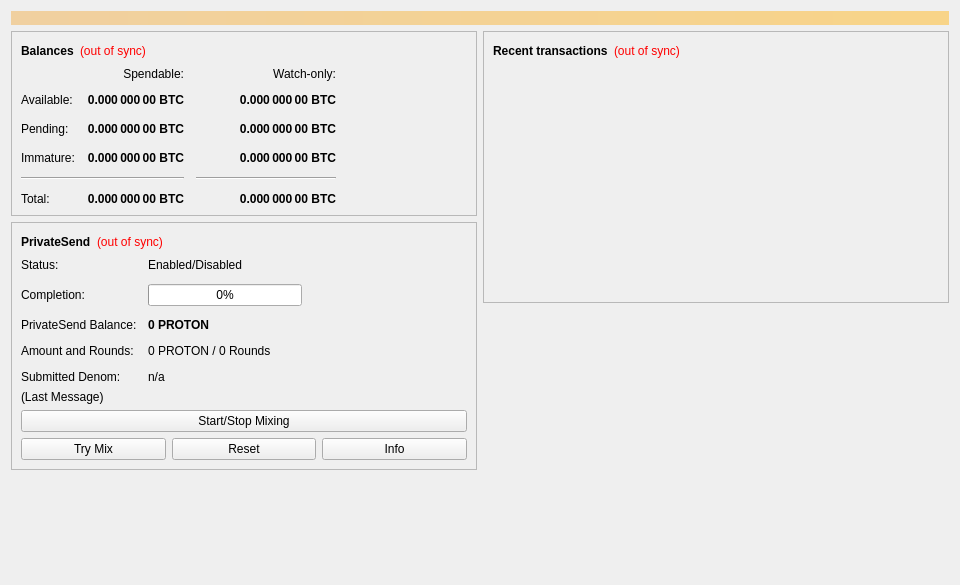
Old version of the form src/qt/forms/overviewpage.ui in the repository reefcoin-io/reefcoin-1.
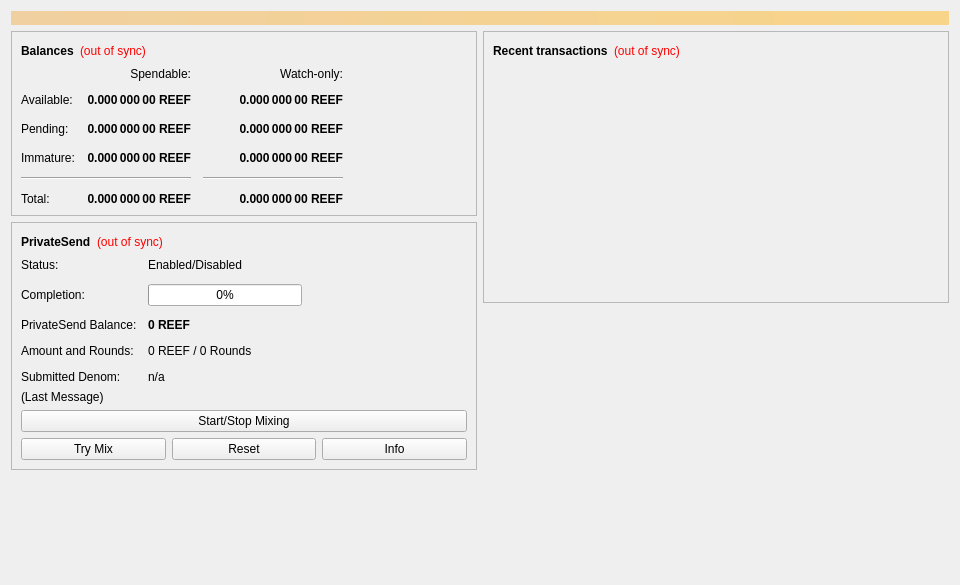
New version of the form.

The edit to the form file:
```diff
--- a/src/qt/forms/overviewpage.ui
+++ b/src/qt/forms/overviewpage.ui
@@ -115,7 +115,7 @@
                <string>Unconfirmed transactions to watch-only addresses</string>
               </property>
               <property name="text">
-               <string notr="true">0.000 000 00 BTC</string>
+               <string notr="true">0.000 000 00 REEF</string>
               </property>
               <property name="alignment">
                <set>Qt::AlignRight|Qt::AlignTrailing|Qt::AlignVCenter</set>
@@ -140,7 +140,7 @@
                <string>Total of transactions that have yet to be confirmed, and do not yet count toward the spendable balance</string>
               </property>
               <property name="text">
-               <string notr="true">0.000 000 00 BTC</string>
+               <string notr="true">0.000 000 00 REEF</string>
               </property>
               <property name="alignment">
                <set>Qt::AlignRight|Qt::AlignTrailing|Qt::AlignVCenter</set>
@@ -165,7 +165,7 @@
                <string>Mined balance in watch-only addresses that has not yet matured</string>
               </property>
               <property name="text">
-               <string notr="true">0.000 000 00 BTC</string>
+               <string notr="true">0.000 000 00 REEF</string>
               </property>
               <property name="alignment">
                <set>Qt::AlignRight|Qt::AlignTrailing|Qt::AlignVCenter</set>
@@ -223,7 +223,7 @@
                <string>Mined balance that has not yet matured</string>
               </property>
               <property name="text">
-               <string notr="true">0.000 000 00 BTC</string>
+               <string notr="true">0.000 000 00 REEF</string>
               </property>
               <property name="alignment">
                <set>Qt::AlignRight|Qt::AlignTrailing|Qt::AlignVCenter</set>
@@ -268,7 +268,7 @@
                <string>Your current total balance</string>
               </property>
               <property name="text">
-               <string notr="true">0.000 000 00 BTC</string>
+               <string notr="true">0.000 000 00 REEF</string>
               </property>
               <property name="alignment">
                <set>Qt::AlignRight|Qt::AlignTrailing|Qt::AlignVCenter</set>
@@ -293,7 +293,7 @@
                <string>Current total balance in watch-only addresses</string>
               </property>
               <property name="text">
-               <string notr="true">0.000 000 00 BTC</string>
+               <string notr="true">0.000 000 00 REEF</string>
               </property>
               <property name="alignment">
                <set>Qt::AlignRight|Qt::AlignTrailing|Qt::AlignVCenter</set>
@@ -335,7 +335,7 @@
                <string>Your current spendable balance</string>
               </property>
               <property name="text">
-               <string notr="true">0.000 000 00 BTC</string>
+               <string notr="true">0.000 000 00 REEF</string>
               </property>
               <property name="alignment">
                <set>Qt::AlignRight|Qt::AlignTrailing|Qt::AlignVCenter</set>
@@ -360,7 +360,7 @@
                <string>Your current balance in watch-only addresses</string>
               </property>
               <property name="text">
-               <string notr="true">0.000 000 00 BTC</string>
+               <string notr="true">0.000 000 00 REEF</string>
               </property>
               <property name="alignment">
                <set>Qt::AlignRight|Qt::AlignTrailing|Qt::AlignVCenter</set>
@@ -511,7 +511,7 @@
                </font>
               </property>
               <property name="text">
-               <string notr="true">0 PROTON</string>
+               <string notr="true">0 REEF</string>
               </property>
              </widget>
             </item>
@@ -525,7 +525,7 @@
             <item row="3" column="1">
              <widget class="QLabel" name="labelAmountRounds">
               <property name="text">
-               <string>0 PROTON / 0 Rounds</string>
+               <string>0 REEF / 0 Rounds</string>
               </property>
              </widget>
             </item>
```
